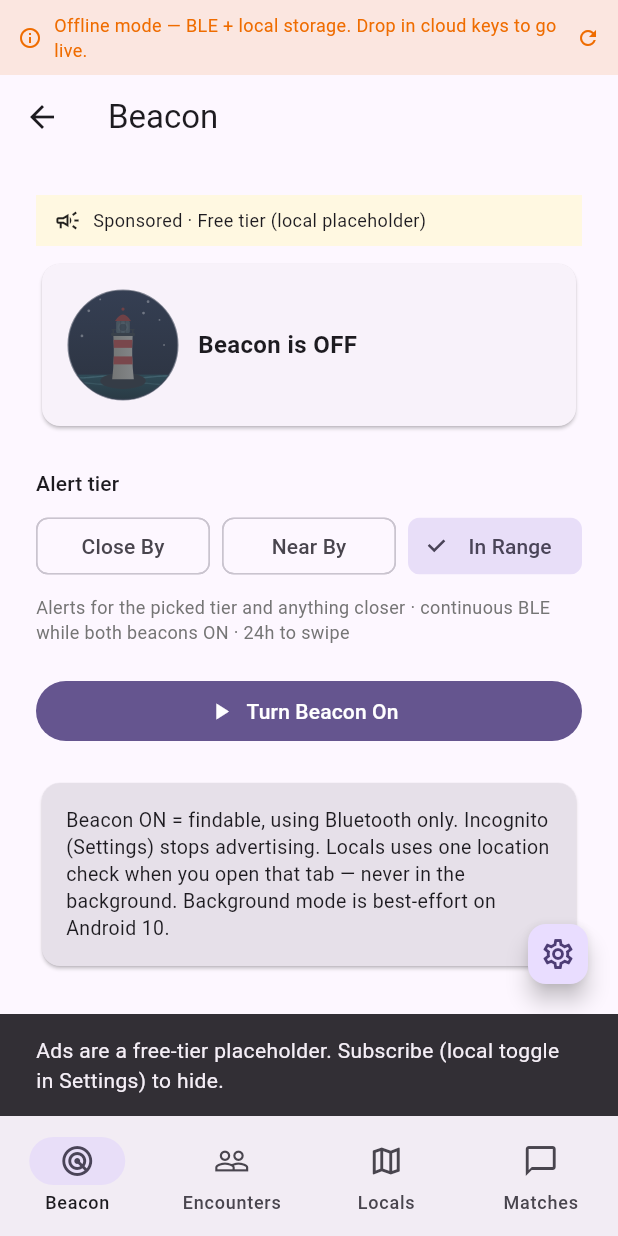
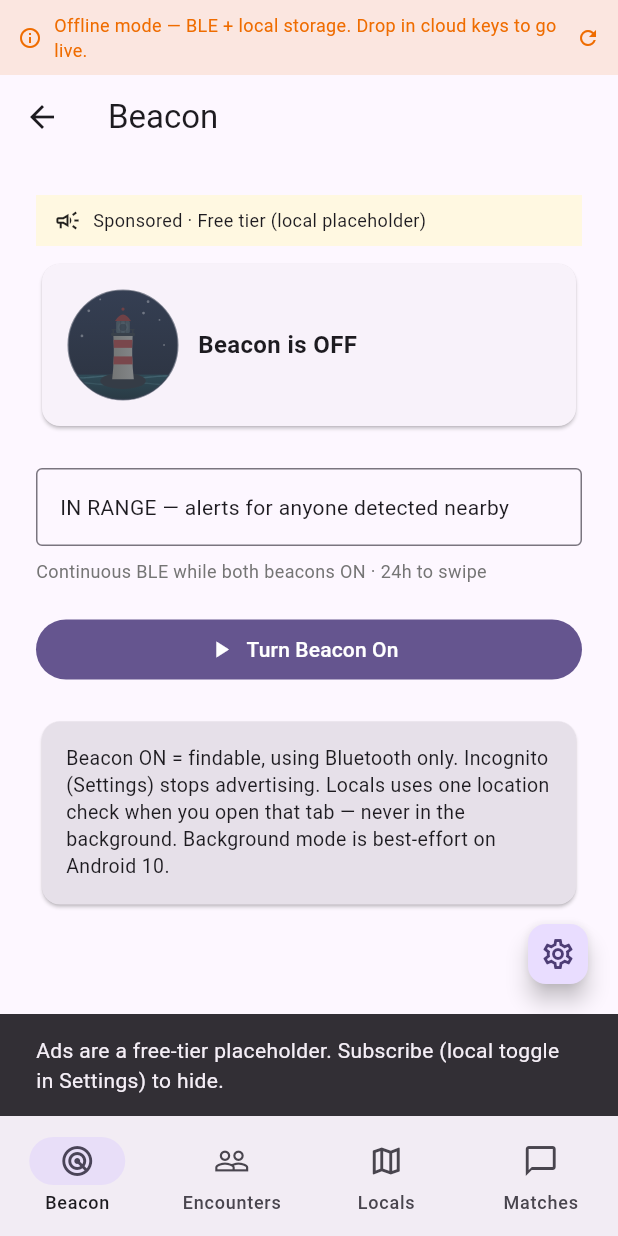
Before and after one commit to hazypiff/in-range, a Flutter app: the HomeShell screen opened directly, after a tap on "Sponsored · Free tier (local placeholder", on a phone screen of 412 x 824 dp. Run offline on Flutter 3.47's test engine with Material 3 defaults, Android fonts, the phone set to English and light mode, and no system bars; our stand-ins replace flutter_blue_plus, flutter_dotenv, flutter_local_notifications, flutter_riverpod, geocoding, geolocator and 5 more; missing offline and left inert: flutter_background_service, flutter_ble_peripheral; accounts and stored records are empty.

Commit message:
feat(product): single IN RANGE tier — picker removed, alerts on any detection, tier machinery dormant
Owner decision 2026-07-24: launch with one co-presence promise, which is
deliverable even for two locked iPhones (wake-window server rendezvous,
issue #4). Beacon page shows the single range; encounters feed unfiltered;
new-encounter alerts count every detection; band labels read "In Range".
Close By/Near By + thresholds + calibration stay dormant underneath for
the granularity comeback on W5.

Co-Authored-By: Claude Fable 5 <noreply@anthropic.com>
Claude-Session: https://claude.ai/code/session_018jWh2DSze1WEiRT2CkGufQ

```diff
--- a/lib/features/beacon/beacon_screen.dart
+++ b/lib/features/beacon/beacon_screen.dart
@@ -1,7 +1,6 @@
 import 'package:flutter/material.dart';
 import 'package:flutter_riverpod/flutter_riverpod.dart';
 import 'package:in_range/core/navigation/home_tab.dart';
-import 'package:in_range/core/prefs/app_prefs.dart';
 import 'package:in_range/core/permissions/permission_service.dart';
 import 'package:in_range/core/privacy/safety_store.dart';
 import 'package:in_range/features/beacon/beacon_provider.dart';
@@ -81,7 +80,6 @@ class _BeaconScreenState extends ConsumerState<BeaconScreen> {
     final newCount = ref.watch(newEncounterCountProvider);
     final pending = ref.watch(pendingRevealCountProvider);
     final safety = ref.watch(safetyStoreProvider);
-    final band = ref.watch(swipeBandFilterProvider);
 
     return Scaffold(
       appBar: AppBar(title: const Text('Beacon')),
@@ -130,39 +128,20 @@ class _BeaconScreenState extends ConsumerState<BeaconScreen> {
               ),
             ),
           const SizedBox(height: 12),
-          Text('Alert tier', style: Theme.of(context).textTheme.titleSmall),
-          const SizedBox(height: 8),
-          // Bound to the same persisted preference as the Encounters feed
-          // filter — picking a tier here changes what counts as a "new
-          // encounter" everywhere. Tiers are cumulative: each includes the
-          // closer ones (product spec, docs/PROXIMITY_TIERS.md).
-          Row(
-            children: [
-              for (final (key, label) in const [
-                ('feet_10', 'Close By'),
-                ('feet_30', 'Near By'),
-                ('feet_60', 'In Range'),
-              ]) ...[
-                Expanded(
-                  child: ChoiceChip(
-                    label: SizedBox(
-                      width: double.infinity,
-                      child: Text(label, textAlign: TextAlign.center),
-                    ),
-                    selected: band == key ||
-                        (band == 'any' && key == 'feet_60'),
-                    onSelected: (_) =>
-                        ref.read(swipeBandFilterProvider.notifier).set(key),
-                  ),
-                ),
-                if (key != 'feet_60') const SizedBox(width: 8),
-              ],
-            ],
+          // Single-tier product (owner decision 2026-07-24): one range, one
+          // promise — IN RANGE. The 3-tier system (Close By/Near By + RSSI
+          // thresholds, docs/PROXIMITY_TIERS.md) is dormant, not deleted:
+          // calibration keeps accumulating and granular tiers can return.
+          InputDecorator(
+            decoration: const InputDecoration(border: OutlineInputBorder()),
+            child: Text(
+              'IN RANGE — alerts for anyone detected nearby',
+              style: Theme.of(context).textTheme.bodyMedium,
+            ),
           ),
           const SizedBox(height: 8),
           Text(
-            'Alerts for the picked tier and anything closer · '
-            'continuous BLE while both beacons ON · 24h to swipe',
+            'Continuous BLE while both beacons ON · 24h to swipe',
             style: TextStyle(fontSize: 12, color: Colors.grey.shade600),
           ),
           const SizedBox(height: 20),
--- a/lib/features/encounters/local_encounter_store.dart
+++ b/lib/features/encounters/local_encounter_store.dart
@@ -2,7 +2,6 @@ import 'package:flutter/foundation.dart';
 import 'package:flutter_riverpod/flutter_riverpod.dart';
 import 'package:in_range/core/config/app_config.dart';
 import 'package:in_range/core/db/local_db.dart';
-import 'package:in_range/core/prefs/app_prefs.dart';
 import 'package:in_range/features/beacon/range_estimator.dart';
 import 'package:in_range/features/matches/match_store.dart';
 
@@ -96,9 +95,9 @@ class LocalEncounter {
 
   String get neighborhoodLabel {
     if (rangeType.startsWith('feet')) {
-      // "Closest:" — this is the best moment ever observed, not a live
-      // distance; qualitative until the mid tier is field-calibrated.
-      return 'Closest: ${rangeBandLabel(bestBand)} · RSSI $bestRssi';
+      // Single-tier product: detected = In Range, no distance claim. The
+      // band machinery stays underneath for when granular tiers return.
+      return 'In Range · RSSI $bestRssi';
     }
     return 'Nearby area';
   }
@@ -354,12 +353,12 @@ final pendingRevealCountProvider = Provider<int>((ref) {
 final newEncounterCountProvider = Provider<int>((ref) {
   ref.watch(localEncounterStoreProvider);
   final matchStore = ref.watch(matchStoreProvider.notifier);
-  final band = ref.watch(swipeBandFilterProvider);
   final store = ref.read(localEncounterStoreProvider.notifier);
+  // Single-tier product (2026-07-24): every visible detection IS "In Range" —
+  // no band filter on alerts.
   return store.visible.where((e) {
     if (!e.rangeType.startsWith('feet')) return false;
     if (matchStore.isDismissed(e.correlationId)) return false;
-    if (!e.matchesBandFilter(band)) return false;
     return true;
   }).length;
 });
--- a/lib/features/encounters/swipe_feed.dart
+++ b/lib/features/encounters/swipe_feed.dart
@@ -5,7 +5,6 @@ import 'package:flutter/material.dart';
 import 'package:flutter_riverpod/flutter_riverpod.dart';
 import 'package:in_range/core/config/app_config.dart';
 import 'package:in_range/core/notifications/local_notify.dart';
-import 'package:in_range/core/prefs/app_prefs.dart';
 import 'package:in_range/core/privacy/safety_store.dart';
 import 'package:in_range/features/encounters/encounters_provider.dart';
 import 'package:in_range/features/encounters/local_encounter_store.dart';
@@ -62,7 +61,6 @@ class _SwipeFeedState extends ConsumerState<SwipeFeed> {
   }
 
   List<SwipeCard> _deck(WidgetRef ref) {
-    final band = ref.watch(swipeBandFilterProvider);
     ref.watch(matchStoreProvider);
     final matchStore = ref.watch(matchStoreProvider.notifier);
     final safety = ref.watch(safetyStoreProvider);
@@ -73,7 +71,7 @@ class _SwipeFeedState extends ConsumerState<SwipeFeed> {
       localVisible: local,
       isDismissed: matchStore.isDismissed,
       blocked: safety.blocked,
-    ).where((c) => c.matchesBandFilter(band)).toList();
+    ).toList(); // single-tier: no band filter — detected = In Range
   }
 
   String _fmt(Duration d) {
@@ -192,7 +190,6 @@ class _SwipeFeedState extends ConsumerState<SwipeFeed> {
 
   @override
   Widget build(BuildContext context) {
-    final band = ref.watch(swipeBandFilterProvider);
     final pending = ref.watch(pendingRevealCountProvider);
     final newCount = ref.watch(newEncounterCountProvider);
     // Keep server encounters warm
@@ -226,29 +223,8 @@ class _SwipeFeedState extends ConsumerState<SwipeFeed> {
               ),
             ),
           ),
-        SingleChildScrollView(
-          scrollDirection: Axis.horizontal,
-          padding: const EdgeInsets.fromLTRB(12, 8, 12, 4),
-          child: Row(
-            children: [
-              for (final e in const [
-                ('any', 'Any'),
-                ('feet_10', 'Close By'),
-                ('feet_30', 'Near By'),
-                ('feet_60', 'In Range'),
-              ])
-                Padding(
-                  padding: const EdgeInsets.symmetric(horizontal: 4),
-                  child: FilterChip(
-                    label: Text(e.$2),
-                    selected: band == e.$1,
-                    onSelected: (_) =>
-                        ref.read(swipeBandFilterProvider.notifier).set(e.$1),
-                  ),
-                ),
-            ],
-          ),
-        ),
+        // Single-tier product (2026-07-24): the Close By/Near By/In Range
+        // filter chips are gone — every detected peer IS "In Range".
         Padding(
           padding: const EdgeInsets.symmetric(horizontal: 16),
           child: Row(
@@ -268,7 +244,6 @@ class _SwipeFeedState extends ConsumerState<SwipeFeed> {
               ? _Empty(
                   pending: pending,
                   delayHours: AppConfig.encounterRevealDelayHours,
-                  band: band,
                 )
               : Dismissible(
                   key: ValueKey(cards.first.id),
@@ -510,11 +485,9 @@ class _Empty extends StatelessWidget {
   const _Empty({
     required this.pending,
     required this.delayHours,
-    required this.band,
   });
   final int pending;
   final double delayHours;
-  final String band;
 
   @override
   Widget build(BuildContext context) {
@@ -529,9 +502,7 @@ class _Empty extends StatelessWidget {
             Text(
               pending > 0
                   ? 'Run-in logged — not revealed yet'
-                  : band == 'any'
-                      ? 'No one to swipe'
-                      : 'No one in this band yet',
+                  : 'No one In Range yet',
               style: const TextStyle(fontSize: 18, fontWeight: FontWeight.w600),
             ),
             const SizedBox(height: 8),
```
Also changed, not shown: 1 other file.
